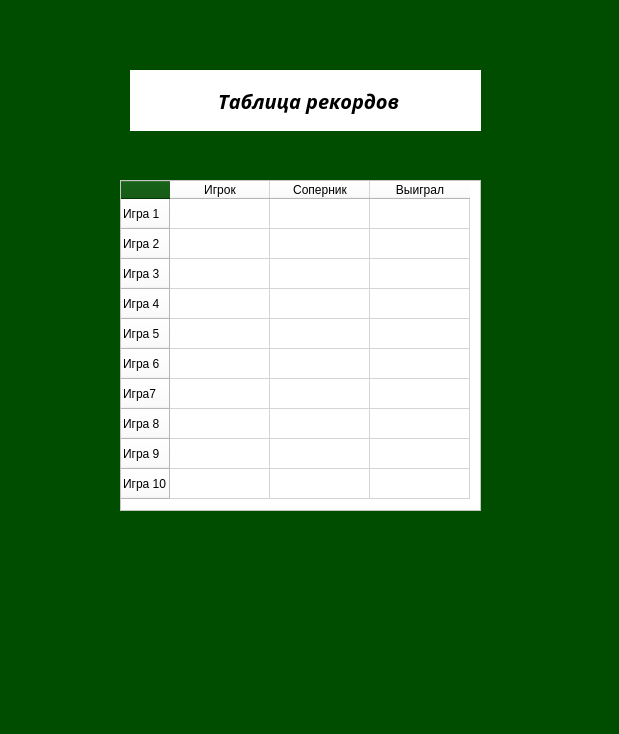
Qt form internal/ooi/leedeerbhoord.ui (Tikhon2783/yandex-liceum-QT-project) before a commit.
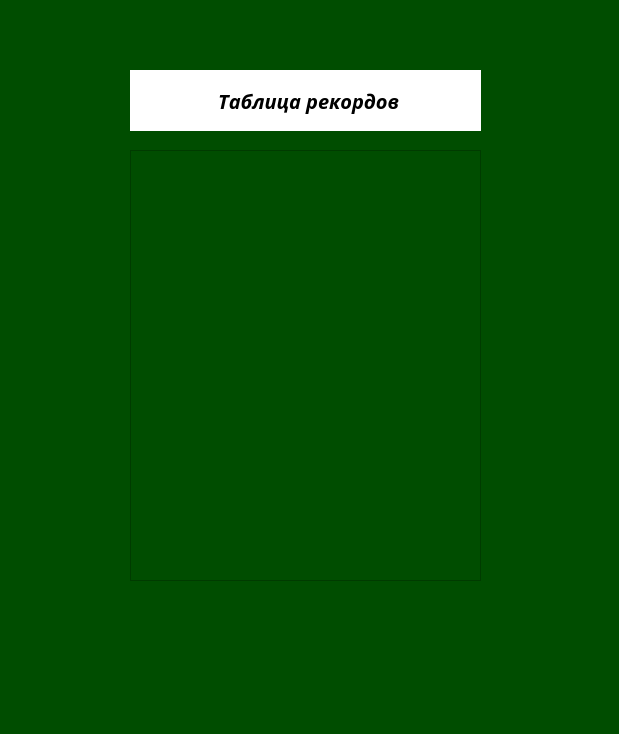
The same form after that commit.

Commit message: Rewrite game class, improve widgets logic

```diff
--- a/internal/ooi/leedeerbhoord.ui
+++ b/internal/ooi/leedeerbhoord.ui
@@ -17,109 +17,6 @@
    <string notr="true">background-color: rgb(0, 77, 0);</string>
   </property>
   <widget class="QWidget" name="centralwidget">
-   <widget class="QTableWidget" name="table_of_widgets">
-    <property name="enabled">
-     <bool>true</bool>
-    </property>
-    <property name="geometry">
-     <rect>
-      <x>120</x>
-      <y>180</y>
-      <width>361</width>
-      <height>331</height>
-     </rect>
-    </property>
-    <property name="font">
-     <font>
-      <family>Noto Serif Cond</family>
-      <pointsize>14</pointsize>
-     </font>
-    </property>
-    <property name="styleSheet">
-     <string notr="true">background-color: rgb(255, 255, 255);
-color: rgb(0, 0, 0)</string>
-    </property>
-    <row>
-     <property name="text">
-      <string>Игра 1</string>
-     </property>
-    </row>
-    <row>
-     <property name="text">
-      <string>Игра 2</string>
-     </property>
-    </row>
-    <row>
-     <property name="text">
-      <string>Игра 3</string>
-     </property>
-    </row>
-    <row>
-     <property name="text">
-      <string>Игра 4</string>
-     </property>
-    </row>
-    <row>
-     <property name="text">
-      <string>Игра 5</string>
-     </property>
-    </row>
-    <row>
-     <property name="text">
-      <string>Игра 6</string>
-     </property>
-    </row>
-    <row>
-     <property name="text">
-      <string>Игра7</string>
-     </property>
-    </row>
-    <row>
-     <property name="text">
-      <string>Игра 8</string>
-     </property>
-    </row>
-    <row>
-     <property name="text">
-      <string>Игра 9</string>
-     </property>
-    </row>
-    <row>
-     <property name="text">
-      <string>Игра 10</string>
-     </property>
-    </row>
-    <column>
-     <property name="text">
-      <string>Игрок</string>
-     </property>
-    </column>
-    <column>
-     <property name="text">
-      <string>Соперник</string>
-     </property>
-    </column>
-    <column>
-     <property name="text">
-      <string>Выиграл</string>
-     </property>
-    </column>
-    <item row="1" column="0">
-     <property name="text">
-      <string/>
-     </property>
-    </item>
-    <item row="1" column="1">
-     <property name="text">
-      <string/>
-     </property>
-    </item>
-    <item row="1" column="2">
-     <property name="text">
-      <string/>
-     </property>
-    </item>
-   </widget>
    <widget class="QLabel" name="records_label">
     <property name="geometry">
      <rect>
@@ -146,6 +43,16 @@
      <string>                 Таблица рекордов</string>
     </property>
    </widget>
+   <widget class="QTableWidget" name="tableWidget">
+    <property name="geometry">
+     <rect>
+      <x>130</x>
+      <y>150</y>
+      <width>351</width>
+      <height>431</height>
+     </rect>
+    </property>
+   </widget>
   </widget>
   <widget class="QMenuBar" name="menubar">
    <property name="geometry">
```
The commit also changes 15 other files.
